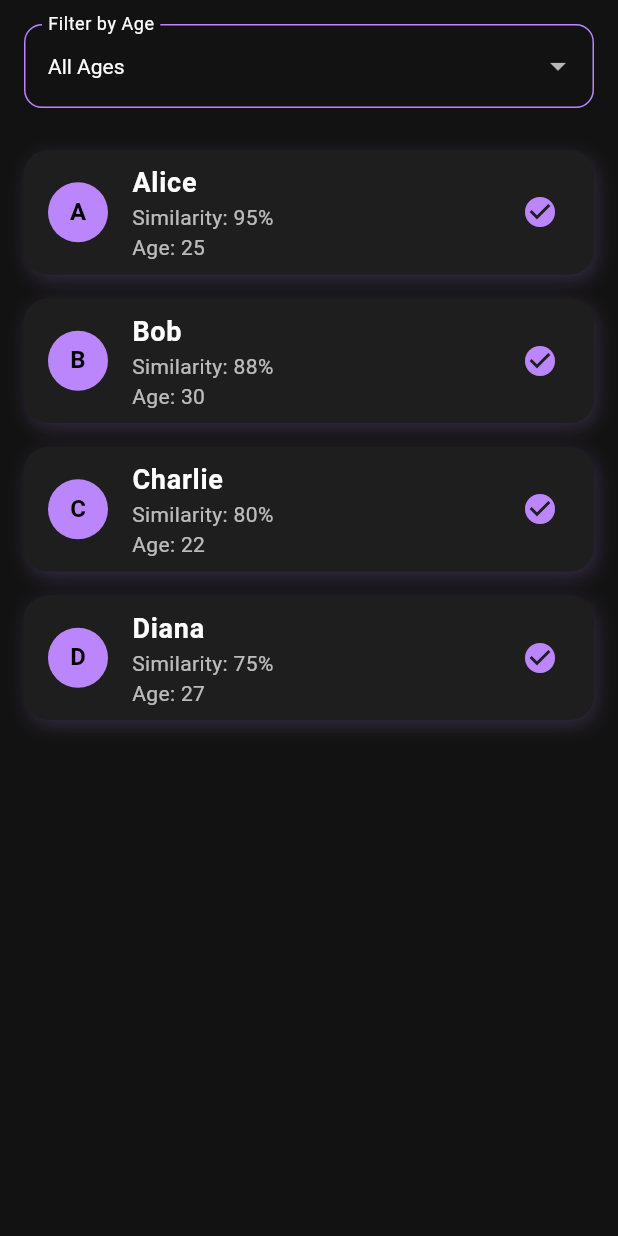
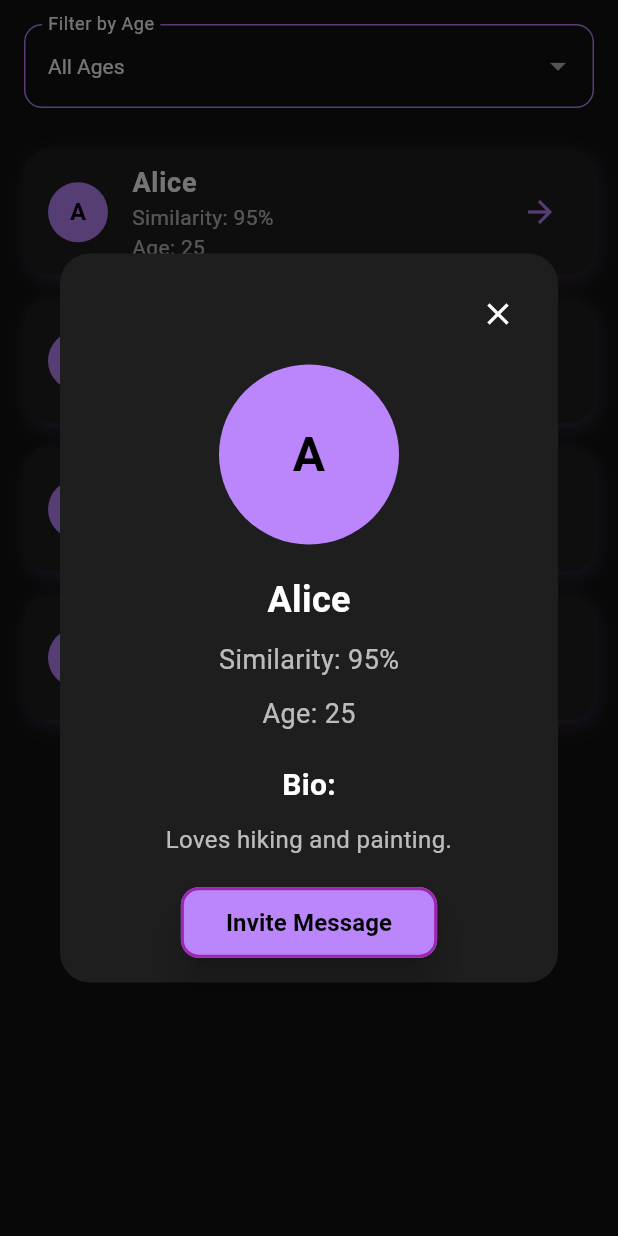
Before and after one commit to bim-bim-bam-baam/flutter_front, a Flutter app: the PeoplePage screen opened directly, after a tap on an icon or button, on a phone screen of 412 x 824 dp. Run offline on Flutter 3.47's test engine with Material 3 defaults, Android fonts, the phone set to English and light mode, and no system bars; our stand-ins replace flutter_secure_storage, image_picker, shared_preferences, swipe_cards; accounts and stored records are empty.

Commit message:
Additional info on a person (modal window)

```diff
--- a/lib/screens/pages/people_page.dart
+++ b/lib/screens/pages/people_page.dart
@@ -8,21 +8,18 @@ class PeoplePage extends StatefulWidget {
 }
 
 class _PeoplePageState extends State<PeoplePage> {
-  // Список людей
   final List<Map<String, dynamic>> _people = [
-    {'name': 'Alice', 'similarity': 95, 'age': 25},
-    {'name': 'Bob', 'similarity': 88, 'age': 30},
-    {'name': 'Charlie', 'similarity': 80, 'age': 22},
-    {'name': 'Diana', 'similarity': 75, 'age': 27},
+    {'name': 'Alice', 'similarity': 95, 'age': 25, 'bio': 'Loves hiking and painting.'},
+    {'name': 'Bob', 'similarity': 88, 'age': 30, 'bio': 'Enjoys cycling and jazz music.'},
+    {'name': 'Charlie', 'similarity': 80, 'age': 22, 'bio': 'Aspiring chef and foodie.'},
+    {'name': 'Diana', 'similarity': 75, 'age': 27, 'bio': 'Tech enthusiast and gamer.'},
   ];
 
-  // Фильтры
   String _selectedAgeGroup = 'All Ages';
   final List<String> _ageGroups = ['All Ages', '18-25', '26-35', '36+'];
 
   @override
   Widget build(BuildContext context) {
-    // Применение фильтра
     List<Map<String, dynamic>> filteredPeople = _people;
 
     if (_selectedAgeGroup != 'All Ages') {
@@ -35,16 +32,14 @@ class _PeoplePageState extends State<PeoplePage> {
       }).toList();
     }
 
-    // Сортировка по убыванию похожести
     filteredPeople.sort((a, b) => b['similarity'].compareTo(a['similarity']));
 
     return Scaffold(
-      backgroundColor: const Color(0xFF121212), // Темный фон страницы
+      backgroundColor: const Color(0xFF121212),
       body: Padding(
         padding: const EdgeInsets.all(16.0),
         child: Column(
           children: [
-            // Фильтры
             DropdownButtonFormField<String>(
               value: _selectedAgeGroup,
               decoration: InputDecoration(
@@ -54,11 +49,11 @@ class _PeoplePageState extends State<PeoplePage> {
                   borderRadius: BorderRadius.circular(12),
                 ),
                 enabledBorder: OutlineInputBorder(
-                  borderSide: const BorderSide(color: Color(0xFFBB86FC)), // Фиолетовый акцент
+                  borderSide: const BorderSide(color: Color(0xFFBB86FC)),
                   borderRadius: BorderRadius.circular(12),
                 ),
               ),
-              dropdownColor: const Color(0xFF1E1E1E), // Темный фон списка
+              dropdownColor: const Color(0xFF1E1E1E),
               style: const TextStyle(color: Colors.white),
               items: _ageGroups
                   .map((group) => DropdownMenuItem(
@@ -78,8 +73,6 @@ class _PeoplePageState extends State<PeoplePage> {
               },
             ),
             const SizedBox(height: 20),
-
-            // Список людей
             Expanded(
               child: ListView.builder(
                 itemCount: filteredPeople.length,
@@ -87,11 +80,11 @@ class _PeoplePageState extends State<PeoplePage> {
                   final person = filteredPeople[index];
                   return Container(
                     decoration: BoxDecoration(
-                      color: const Color(0xFF1E1E1E), // Темный фон карточки
+                      color: const Color(0xFF1E1E1E),
                       borderRadius: BorderRadius.circular(16),
                       boxShadow: [
                         BoxShadow(
-                          color: const Color(0xFFBB86FC).withOpacity(0.2), // Фиолетовая тень
+                          color: const Color(0xFFBB86FC).withOpacity(0.2),
                           blurRadius: 10,
                           offset: const Offset(2, 4),
                         ),
@@ -100,9 +93,9 @@ class _PeoplePageState extends State<PeoplePage> {
                     margin: const EdgeInsets.symmetric(vertical: 8),
                     child: ListTile(
                       leading: CircleAvatar(
-                        backgroundColor: const Color(0xFFBB86FC), // Фиолетовый фон аватара
+                        backgroundColor: const Color(0xFFBB86FC),
                         child: Text(
-                          person['name'][0], // Первая буква имени
+                          person['name'][0],
                           style: const TextStyle(
                             color: Colors.black,
                             fontWeight: FontWeight.bold,
@@ -120,15 +113,15 @@ class _PeoplePageState extends State<PeoplePage> {
                       subtitle: Text(
                         'Similarity: ${person['similarity']}%\nAge: ${person['age']}',
                         style: const TextStyle(
-                          color: Colors.white70, // Мягкий белый
+                          color: Colors.white70,
                         ),
                       ),
                       trailing: const Icon(
-                        Icons.check_circle,
-                        color: Color(0xFFBB86FC), // Фиолетовый акцент
+                        Icons.arrow_forward,
+                        color: Color(0xFFBB86FC),
                       ),
                       onTap: () {
-                        // Логика при нажатии на карточку
+                        _showPersonDetails(context, person);
                       },
                     ),
                   );
@@ -140,4 +133,120 @@ class _PeoplePageState extends State<PeoplePage> {
       ),
     );
   }
+
+void _showPersonDetails(BuildContext context, Map<String, dynamic> person) {
+    showDialog(
+      context: context,
+      barrierDismissible: true,
+      builder: (BuildContext context) {
+        return Dialog(
+          shape: RoundedRectangleBorder(borderRadius: BorderRadius.circular(20)),
+          backgroundColor: const Color(0xFF1E1E1E),
+          child: Padding(
+            padding: const EdgeInsets.all(16.0),
+            child: Column(
+              mainAxisSize: MainAxisSize.min,
+              children: [
+                // Иконка закрытия в верхнем правом углу
+                Align(
+                  alignment: Alignment.topRight,
+                  child: IconButton(
+                    icon: const Icon(Icons.close, color: Colors.white),
+                    onPressed: () => Navigator.pop(context),
+                  ),
+                ),
+                const SizedBox(height: 10),
+                CircleAvatar(
+                  radius: 60,
+                  backgroundColor: const Color(0xFFBB86FC),
+                  child: Text(
+                    person['name'][0],
+                    style: const TextStyle(
+                      color: Colors.black,
+                      fontWeight: FontWeight.bold,
+                      fontSize: 32,
+                    ),
+                  ),
+                ),
+                const SizedBox(height: 20),
+                Text(
+                  person['name'],
+                  style: const TextStyle(
+                    fontSize: 24,
+                    fontWeight: FontWeight.bold,
+                    color: Colors.white,
+                  ),
+                ),
+                const SizedBox(height: 10),
+                Text(
+                  'Similarity: ${person['similarity']}%',
+                  style: const TextStyle(
+                    fontSize: 18,
+                    color: Colors.white70,
+                  ),
+                ),
+                const SizedBox(height: 10),
+                Text(
+                  'Age: ${person['age']}',
+                  style: const TextStyle(
+                    fontSize: 18,
+                    color: Colors.white70,
+                  ),
+                ),
+                const SizedBox(height: 20),
+                Text(
+                  'Bio:',
+                  style: const TextStyle(
+                    fontSize: 20,
+                    fontWeight: FontWeight.bold,
+                    color: Colors.white,
+                  ),
+                ),
+                const SizedBox(height: 10),
+                Text(
+                  person['bio'],
+                  textAlign: TextAlign.center,
+                  style: const TextStyle(
+                    fontSize: 16,
+                    color: Colors.white70,
+                  ),
+                ),
+                const SizedBox(height: 20),
+                Row(
+                  mainAxisAlignment: MainAxisAlignment.spaceAround,
+                  children: [
+                    // Кнопка "Invite Message"
+                    ElevatedButton(
+                      onPressed: () {
+                        // Логика отправки приглашения
+                        Navigator.pop(context); // Закрыть окно (опционально)
+                      },
+                      style: ElevatedButton.styleFrom(
+                        backgroundColor: const Color(0xFFBB86FC),
+                        shape: RoundedRectangleBorder(
+                          borderRadius: BorderRadius.circular(12),
+                        ),
+                        padding: const EdgeInsets.symmetric(
+                          horizontal: 30,
+                          vertical: 12,
+                        ),
+                      ),
+                      child: const Text(
+                        'Invite Message',
+                        style: TextStyle(
+                          color: Colors.black,
+                          fontWeight: FontWeight.bold,
+                          fontSize: 16,
+                        ),
+                      ),
+                    ),
+                  ],
+                ),
+              ],
+            ),
+          ),
+        );
+      },
+    );
+  }
 }
```
